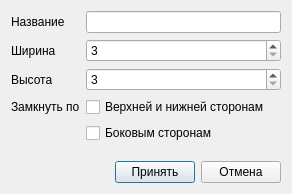
Above: Cellular-Automaton/src/forms/fieldsettingsform.ui from GeorgyGogol/Cool-Studient-Portfolio before the change. Below: the same form after it.
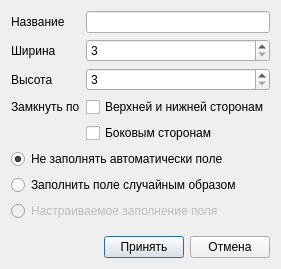
That is the form after the change. Icons and pictures are not drawn.

The edit to the form file:
```diff
--- a/Cellular-Automaton/src/forms/fieldsettingsform.ui
+++ b/Cellular-Automaton/src/forms/fieldsettingsform.ui
@@ -6,8 +6,8 @@
    <rect>
     <x>0</x>
     <y>0</y>
-    <width>292</width>
-    <height>194</height>
+    <width>256</width>
+    <height>269</height>
    </rect>
   </property>
   <property name="windowTitle">
@@ -89,6 +89,46 @@
      </item>
     </layout>
    </item>
+   <item>
+    <widget class="QRadioButton" name="rb_NoAutoFill">
+     <property name="text">
+      <string>Не заполнять автоматически поле</string>
+     </property>
+     <property name="checked">
+      <bool>true</bool>
+     </property>
+    </widget>
+   </item>
+   <item>
+    <widget class="QRadioButton" name="rb_SimpleAutofill">
+     <property name="text">
+      <string>Заполнить поле случайным образом</string>
+     </property>
+    </widget>
+   </item>
+   <item>
+    <widget class="QRadioButton" name="rb_AutoFill">
+     <property name="enabled">
+      <bool>false</bool>
+     </property>
+     <property name="text">
+      <string>Настраиваемое заполнение поля</string>
+     </property>
+    </widget>
+   </item>
+   <item>
+    <spacer name="verticalSpacer">
+     <property name="orientation">
+      <enum>Qt::Vertical</enum>
+     </property>
+     <property name="sizeHint" stdset="0">
+      <size>
+       <width>20</width>
+       <height>40</height>
+      </size>
+     </property>
+    </spacer>
+   </item>
    <item>
     <layout class="QHBoxLayout" name="horizontalLayout">
      <item>
```
Left out of the diff: 14 changed lines with no effect on the pictures.
